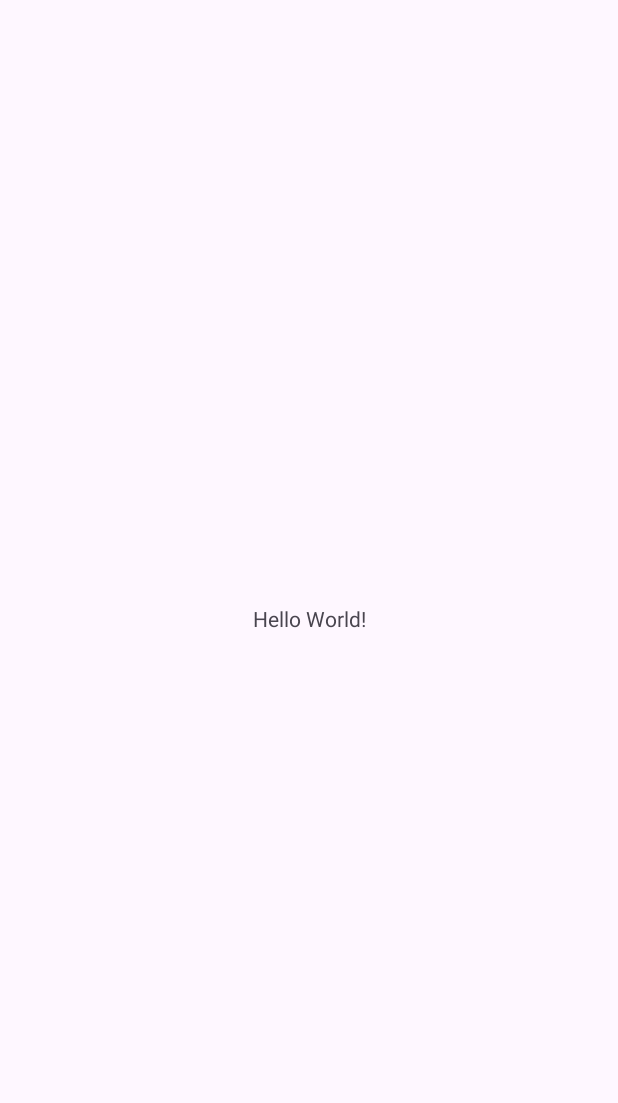
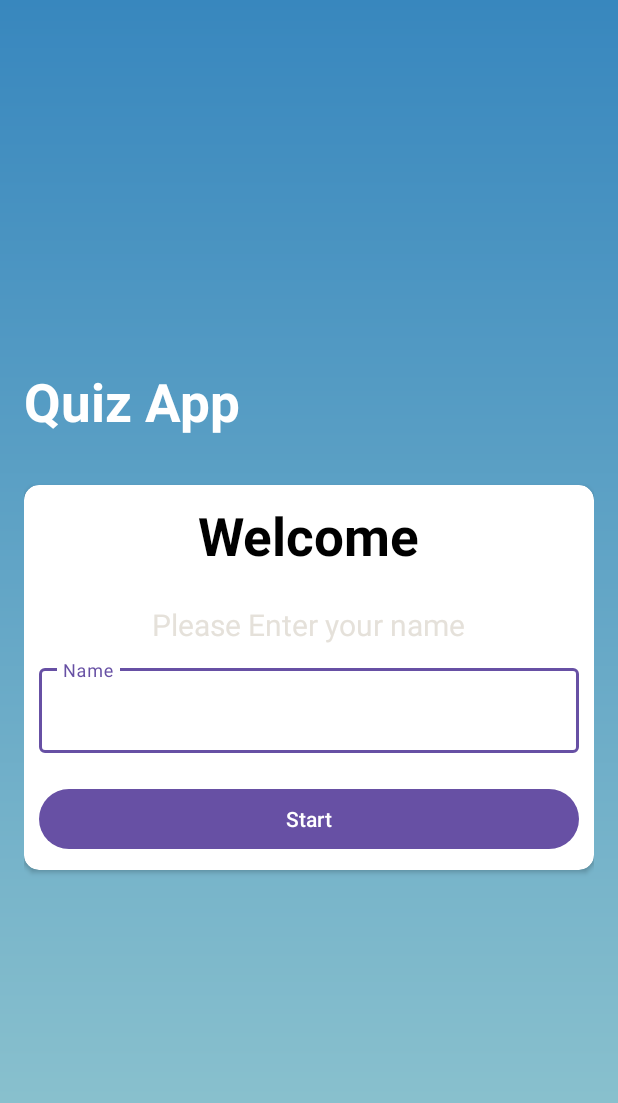
Before and after one commit to Rahat7288/quiz-app-with-kotlin, an Android app: the screen it shows after launch (MainActivity), on a phone screen of 412 x 824 dp. Before the commit the part shown is almost empty. Shown: the top 1103 px of the screen. Run offline under Robolectric (Android 15) with nearby library versions, the phone set to English and light mode, and no system bars.

Commit message:
background setup color and register page design done

```diff
--- a/app/src/main/AndroidManifest.xml
+++ b/app/src/main/AndroidManifest.xml
@@ -14,7 +14,11 @@
         tools:targetApi="31">
         <activity
             android:name=".MainActivity"
-            android:exported="true">
+            android:exported="true"
+            android:theme="@style/Theme.QuizApp.NoActionBar">
+
+
+
             <intent-filter>
                 <action android:name="android.intent.action.MAIN" />
 
--- /dev/null
+++ b/app/src/main/res/drawable/bg.xml
@@ -0,0 +1,8 @@
+<?xml version="1.0" encoding="utf-8"?>
+<shape android:shape="rectangle" xmlns:android="http://schemas.android.com/apk/res/android">
+    <gradient android:startColor="@color/color1"
+        android:endColor="@color/color3"
+        android:angle="90"
+        />
+
+</shape>
--- a/app/src/main/res/layout/activity_main.xml
+++ b/app/src/main/res/layout/activity_main.xml
@@ -1,18 +1,85 @@
 <?xml version="1.0" encoding="utf-8"?>
-<androidx.constraintlayout.widget.ConstraintLayout xmlns:android="http://schemas.android.com/apk/res/android"
+<androidx.appcompat.widget.LinearLayoutCompat xmlns:android="http://schemas.android.com/apk/res/android"
     xmlns:app="http://schemas.android.com/apk/res-auto"
     xmlns:tools="http://schemas.android.com/tools"
     android:layout_width="match_parent"
     android:layout_height="match_parent"
-    tools:context=".MainActivity">
+    tools:context=".MainActivity"
+    android:orientation="vertical"
+    android:padding="16dp"
+    android:background="@drawable/bg"
+    android:gravity="center"
+    >
 
     <TextView
-        android:layout_width="wrap_content"
+        android:text="@string/quiz_app"
+        android:layout_width="match_parent"
         android:layout_height="wrap_content"
-        android:text="Hello World!"
-        app:layout_constraintBottom_toBottomOf="parent"
-        app:layout_constraintEnd_toEndOf="parent"
-        app:layout_constraintStart_toStartOf="parent"
-        app:layout_constraintTop_toTopOf="parent" />
+        android:textSize="35sp"
+        android:textColor="@color/white"
+        android:textStyle="bold"
+        android:layout_marginBottom="12dp"
+        />
+    <androidx.cardview.widget.CardView
+        android:layout_width="match_parent"
+        android:layout_height="wrap_content"
+        android:background="@drawable/bg"
+        app:cardCornerRadius="10dp"
+        android:layout_marginTop="20dp"
+        >
+        <androidx.appcompat.widget.LinearLayoutCompat
+            android:layout_width="match_parent"
+            android:layout_height="wrap_content"
+            android:orientation="vertical"
+            android:gravity="center"
+            android:padding="10dp"
+            >
+            <TextView
+                android:textSize="35sp"
+                android:textStyle="bold"
+                android:textColor="@color/black"
+                android:layout_width="wrap_content"
+                android:layout_height="wrap_content"
+                android:text="@string/welcome"
+                />
 
-</androidx.constraintlayout.widget.ConstraintLayout>
+            <TextView
+                android:layout_width="wrap_content"
+                android:layout_height="wrap_content"
+                android:text="@string/please_enter_your_name"
+                android:textSize="20sp"
+                android:textStyle="normal"
+                android:textColor="@color/bgColor2"
+                android:layout_marginTop="12dp"
+                android:padding="10dp"
+                />
+
+            <com.google.android.material.textfield.TextInputLayout
+                android:layout_width="match_parent"
+                android:layout_height="wrap_content"
+                style="@style/ThemeOverlay.Material3.TextInputEditText.OutlinedBox"
+                >
+                <androidx.appcompat.widget.AppCompatEditText
+                    android:id="@+id/name"
+                    android:hint="@string/name"
+                    android:layout_width="match_parent"
+                    android:layout_height="wrap_content"/>
+            </com.google.android.material.textfield.TextInputLayout>
+
+            <Button
+
+                android:layout_marginTop="20dp"
+                android:id="@+id/nameInput"
+                android:layout_width="match_parent"
+                android:layout_height="wrap_content"
+                android:text="@string/start"
+
+                />
+
+        </androidx.appcompat.widget.LinearLayoutCompat>
+
+    </androidx.cardview.widget.CardView>
+
+
+
+</androidx.appcompat.widget.LinearLayoutCompat>
--- a/app/src/main/res/values-night/themes.xml
+++ b/app/src/main/res/values-night/themes.xml
@@ -4,4 +4,6 @@
         <!-- Customize your dark theme here. -->
         <!-- <item name="colorPrimary">@color/my_dark_primary</item> -->
     </style>
+
+
 </resources>
--- a/app/src/main/res/values/colors.xml
+++ b/app/src/main/res/values/colors.xml
@@ -2,4 +2,9 @@
 <resources>
     <color name="black">#FF000000</color>
     <color name="white">#FFFFFFFF</color>
+    <color name="color1">#92C7CF</color>
+    <color name="color2">#AAD7D9</color>
+    <color name="color3">#3887BE</color>
+    <color name="bgColor">#FBF9F1</color>
+    <color name="bgColor2">#E5E1DA</color>
 </resources>
--- a/app/src/main/res/values/strings.xml
+++ b/app/src/main/res/values/strings.xml
@@ -1,3 +1,8 @@
 <resources>
     <string name="app_name">Quiz App</string>
+    <string name="quiz_app">Quiz App</string>
+    <string name="welcome">Welcome</string>
+    <string name="please_enter_your_name">Please Enter your name</string>
+    <string name="name">Name</string>
+    <string name="start">Start</string>
 </resources>
--- a/app/src/main/res/values/themes.xml
+++ b/app/src/main/res/values/themes.xml
@@ -6,4 +6,11 @@
     </style>
 
     <style name="Theme.QuizApp" parent="Base.Theme.QuizApp" />
+    <!--    no action bar for perticular activity-->
+
+   <style name="Theme.QuizApp.NoActionBar">
+       <item name="windowActionBar">false</item>
+       <item name="windowNoTitle">true</item>
+       <item name="android:windowFullscreen">true</item>
+   </style>
 </resources>
```
